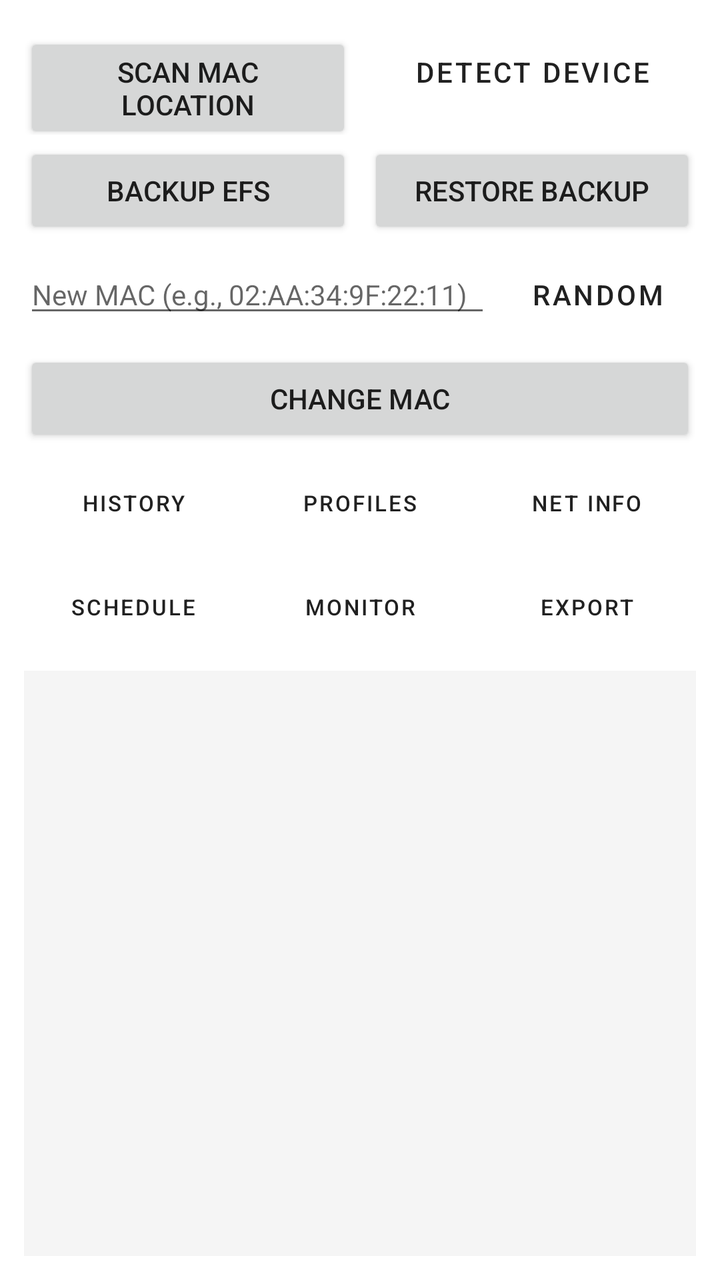
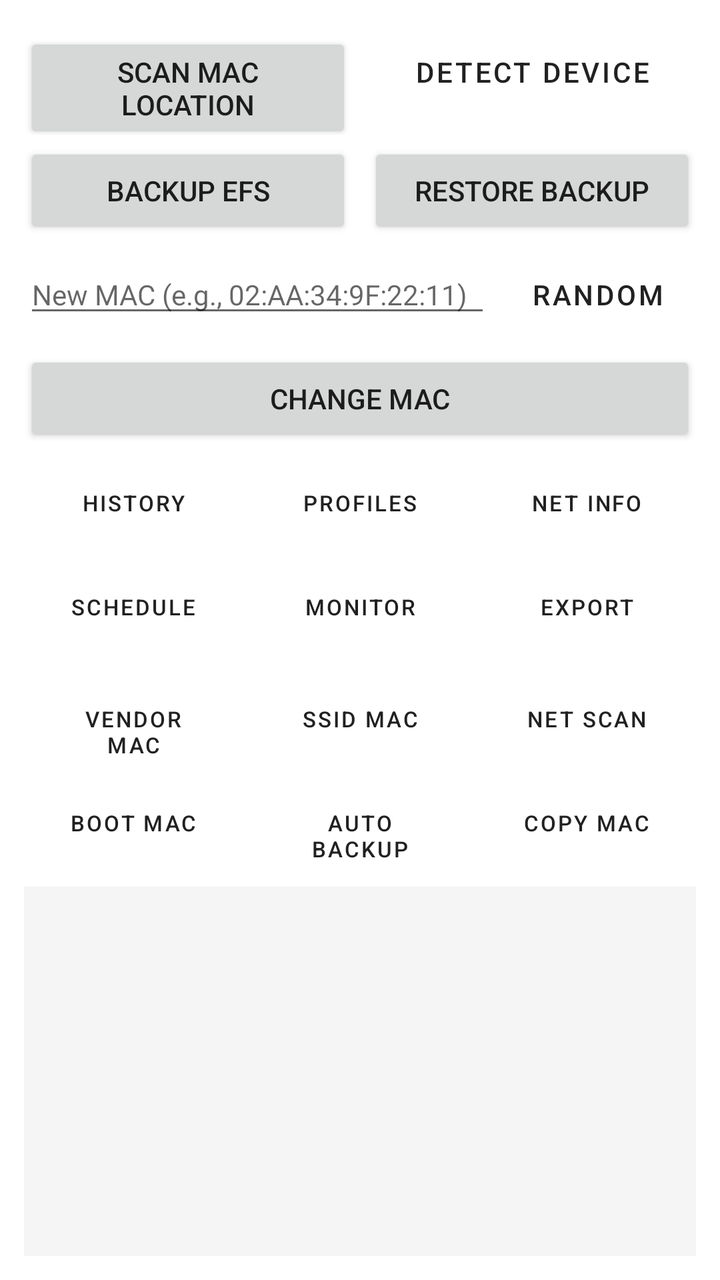

Compare the two renders of this Android layout. The source of the first and the diff that turns it into the second are given below.
<!-- AndroidManifest.xml: application theme Theme.MaterialComponents.Light.DarkActionBar -->
<!-- res/layout/activity_main.xml -->
<?xml version="1.0" encoding="utf-8"?>
<LinearLayout xmlns:android="http://schemas.android.com/apk/res/android"
    android:layout_width="match_parent"
    android:layout_height="match_parent"
    android:orientation="vertical"
    android:padding="12dp">

    
    <LinearLayout
        android:layout_width="match_parent"
        android:layout_height="wrap_content"
        android:orientation="horizontal"
        android:layout_marginBottom="4dp">

        <Button
            android:id="@+id/btnScan"
            android:layout_width="0dp"
            android:layout_height="wrap_content"
            android:layout_weight="1"
            android:text="@string/scan_mac_location"
            android:layout_marginEnd="4dp"/>

        <Button
            android:id="@+id/btnDetect"
            android:layout_width="0dp"
            android:layout_height="wrap_content"
            android:layout_weight="1"
            android:text="@string/detect_device"
            android:layout_marginStart="4dp"
            style="?attr/materialButtonOutlinedStyle"/>
    </LinearLayout>

    
    <LinearLayout
        android:layout_width="match_parent"
        android:layout_height="wrap_content"
        android:orientation="horizontal"
        android:layout_marginBottom="4dp">

        <Button
            android:id="@+id/btnBackup"
            android:layout_width="0dp"
            android:layout_height="wrap_content"
            android:layout_weight="1"
            android:text="@string/backup_efs"
            android:layout_marginEnd="4dp"/>

        <Button
            android:id="@+id/btnRestore"
            android:layout_width="0dp"
            android:layout_height="wrap_content"
            android:layout_weight="1"
            android:text="@string/restore_backup"
            android:layout_marginStart="4dp"/>
    </LinearLayout>

    
    <LinearLayout
        android:layout_width="match_parent"
        android:layout_height="wrap_content"
        android:orientation="horizontal"
        android:layout_marginBottom="4dp">

        <EditText
            android:id="@+id/etNewMac"
            android:layout_width="0dp"
            android:layout_height="wrap_content"
            android:layout_weight="1"
            android:hint="@string/enter_new_mac"
            android:inputType="text"
            android:maxLines="1"
            android:textSize="14sp"
            android:layout_marginEnd="4dp"/>

        <Button
            android:id="@+id/btnRandom"
            android:layout_width="wrap_content"
            android:layout_height="wrap_content"
            android:text="@string/random_mac"
            style="?attr/materialButtonOutlinedStyle"/>
    </LinearLayout>

    
    <Button
        android:id="@+id/btnChange"
        android:layout_width="match_parent"
        android:layout_height="wrap_content"
        android:text="@string/change_mac"
        android:layout_marginBottom="4dp"/>

    
    <LinearLayout
        android:layout_width="match_parent"
        android:layout_height="wrap_content"
        android:orientation="horizontal"
        android:layout_marginBottom="4dp">

        <Button
            android:id="@+id/btnHistory"
            android:layout_width="0dp"
            android:layout_height="wrap_content"
            android:layout_weight="1"
            android:text="@string/view_history"
            android:textSize="11sp"
            android:layout_marginEnd="2dp"
            style="?attr/materialButtonOutlinedStyle"/>

        <Button
            android:id="@+id/btnProfiles"
            android:layout_width="0dp"
            android:layout_height="wrap_content"
            android:layout_weight="1"
            android:text="@string/profiles"
            android:textSize="11sp"
            android:layout_marginStart="2dp"
            android:layout_marginEnd="2dp"
            style="?attr/materialButtonOutlinedStyle"/>

        <Button
            android:id="@+id/btnNetInfo"
            android:layout_width="0dp"
            android:layout_height="wrap_content"
            android:layout_weight="1"
            android:text="@string/network_info"
            android:textSize="11sp"
            android:layout_marginStart="2dp"
            style="?attr/materialButtonOutlinedStyle"/>
    </LinearLayout>

    
    <LinearLayout
        android:layout_width="match_parent"
        android:layout_height="wrap_content"
        android:orientation="horizontal"
        android:layout_marginBottom="8dp">

        <Button
            android:id="@+id/btnSchedule"
            android:layout_width="0dp"
            android:layout_height="wrap_content"
            android:layout_weight="1"
            android:text="@string/schedule_change"
            android:textSize="11sp"
            android:layout_marginEnd="2dp"
            style="?attr/materialButtonOutlinedStyle"/>

        <Button
            android:id="@+id/btnMonitor"
            android:layout_width="0dp"
            android:layout_height="wrap_content"
            android:layout_weight="1"
            android:text="@string/monitor_toggle"
            android:textSize="11sp"
            android:layout_marginStart="2dp"
            android:layout_marginEnd="2dp"
            style="?attr/materialButtonOutlinedStyle"/>

        <Button
            android:id="@+id/btnExport"
            android:layout_width="0dp"
            android:layout_height="wrap_content"
            android:layout_weight="1"
            android:text="@string/export_log"
            android:textSize="11sp"
            android:layout_marginStart="2dp"
            style="?attr/materialButtonOutlinedStyle"/>
    </LinearLayout>

    
    <ScrollView
        android:id="@+id/scrollLog"
        android:layout_width="match_parent"
        android:layout_height="0dp"
        android:layout_weight="1"
        android:background="#F5F5F5">

        <TextView
            android:id="@+id/tvLog"
            android:layout_width="match_parent"
            android:layout_height="wrap_content"
            android:padding="8dp"
            android:textSize="11sp"
            android:typeface="monospace"/>
    </ScrollView>

</LinearLayout>
<!-- resources referenced by this layout -->
<resources>
  <string name="backup_efs">Backup EFS</string>
  <string name="change_mac">Change MAC</string>
  <string name="detect_device">Detect Device</string>
  <string name="enter_new_mac">New MAC (e.g., 02:AA:34:9F:22:11)</string>
  <string name="export_log">Export</string>
  <string name="monitor_toggle">Monitor</string>
  <string name="network_info">Net Info</string>
  <string name="profiles">Profiles</string>
  <string name="random_mac">Random</string>
  <string name="restore_backup">Restore Backup</string>
  <string name="scan_mac_location">Scan MAC Location</string>
  <string name="schedule_change">Schedule</string>
  <string name="view_history">History</string>
</resources>

<!-- the commit's change to res/layout/activity_main.xml (unified diff, before → after) -->
@@ -167,6 +167,84 @@
     </LinearLayout>
 
     
+    <LinearLayout
+        android:layout_width="match_parent"
+        android:layout_height="wrap_content"
+        android:orientation="horizontal"
+        android:layout_marginBottom="4dp">
+
+        <Button
+            android:id="@+id/btnVendorMac"
+            android:layout_width="0dp"
+            android:layout_height="wrap_content"
+            android:layout_weight="1"
+            android:text="@string/vendor_mac"
+            android:textSize="11sp"
+            android:layout_marginEnd="2dp"
+            style="?attr/materialButtonOutlinedStyle"/>
+
+        <Button
+            android:id="@+id/btnSsidMac"
+            android:layout_width="0dp"
+            android:layout_height="wrap_content"
+            android:layout_weight="1"
+            android:text="@string/ssid_mac"
+            android:textSize="11sp"
+            android:layout_marginStart="2dp"
+            android:layout_marginEnd="2dp"
+            style="?attr/materialButtonOutlinedStyle"/>
+
+        <Button
+            android:id="@+id/btnNetScan"
+            android:layout_width="0dp"
+            android:layout_height="wrap_content"
+            android:layout_weight="1"
+            android:text="@string/net_scan"
+            android:textSize="11sp"
+            android:layout_marginStart="2dp"
+            style="?attr/materialButtonOutlinedStyle"/>
+    </LinearLayout>
+
+    
+    <LinearLayout
+        android:layout_width="match_parent"
+        android:layout_height="wrap_content"
+        android:orientation="horizontal"
+        android:layout_marginBottom="8dp">
+
+        <Button
+            android:id="@+id/btnBootMac"
+            android:layout_width="0dp"
+            android:layout_height="wrap_content"
+            android:layout_weight="1"
+            android:text="@string/boot_mac"
+            android:textSize="11sp"
+            android:layout_marginEnd="2dp"
+            style="?attr/materialButtonOutlinedStyle"/>
+
+        <Button
+            android:id="@+id/btnAutoBackup"
+            android:layout_width="0dp"
+            android:layout_height="wrap_content"
+            android:layout_weight="1"
+            android:text="@string/auto_backup"
+            android:textSize="11sp"
+            android:layout_marginStart="2dp"
+            android:layout_marginEnd="2dp"
+            style="?attr/materialButtonOutlinedStyle"/>
+
+        <Button
+            android:id="@+id/btnCopyMac"
+            android:layout_width="0dp"
+            android:layout_height="wrap_content"
+            android:layout_weight="1"
+            android:text="@string/copy_mac"
+            android:textSize="11sp"
+            android:layout_marginStart="2dp"
+            style="?attr/materialButtonOutlinedStyle"/>
+    </LinearLayout>
+
+    
     <ScrollView
         android:id="@+id/scrollLog"
         android:layout_width="match_parent"
<!-- resource entries referenced after the edit -->
@@ -1,17 +1,23 @@
 <!-- resources referenced by this layout -->
 <resources>
+  <string name="auto_backup">Auto Backup</string>
   <string name="backup_efs">Backup EFS</string>
+  <string name="boot_mac">Boot MAC</string>
   <string name="change_mac">Change MAC</string>
+  <string name="copy_mac">Copy MAC</string>
   <string name="detect_device">Detect Device</string>
   <string name="enter_new_mac">New MAC (e.g., 02:AA:34:9F:22:11)</string>
   <string name="export_log">Export</string>
   <string name="monitor_toggle">Monitor</string>
+  <string name="net_scan">Net Scan</string>
   <string name="network_info">Net Info</string>
   <string name="profiles">Profiles</string>
   <string name="random_mac">Random</string>
   <string name="restore_backup">Restore Backup</string>
   <string name="scan_mac_location">Scan MAC Location</string>
   <string name="schedule_change">Schedule</string>
+  <string name="ssid_mac">SSID MAC</string>
+  <string name="vendor_mac">Vendor MAC</string>
   <string name="view_history">History</string>
 </resources>
 
